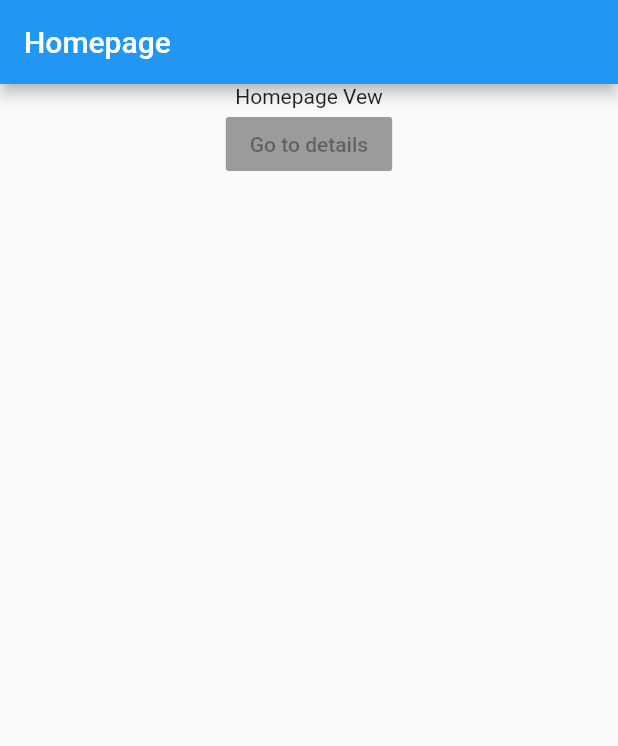
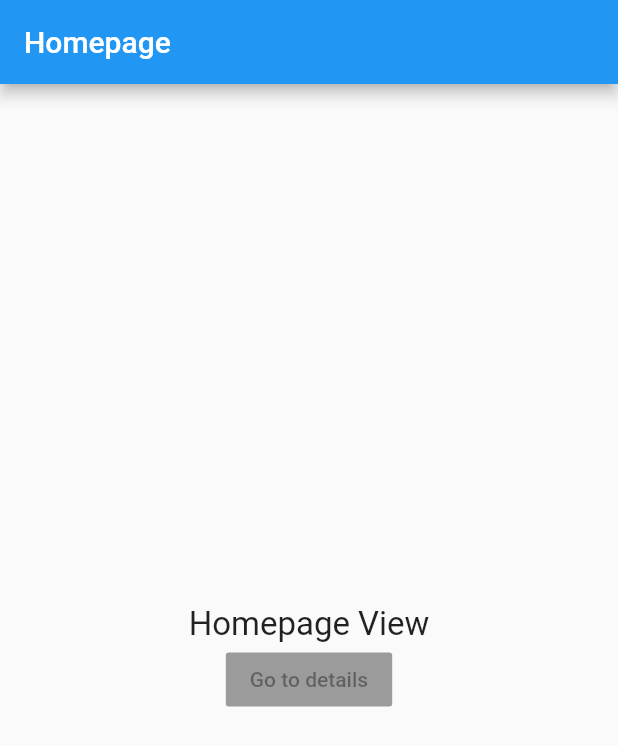
Before and after one commit to lissavcasas/flutter_navigation, a Flutter app: the screen it shows after launch, on a phone screen of 412 x 824 dp. Shown: the top 746 px of the screen. Run offline on Flutter 3.47's test engine with Material 2 defaults, Android fonts, the phone set to English and light mode, and no system bars.

```diff
--- a/lib/screens/home_screen.dart
+++ b/lib/screens/home_screen.dart
@@ -1,7 +1,6 @@
 import 'package:flutter/material.dart';
 
 class HomecSreen extends StatelessWidget {
-  /* const HomecSreem({Key key}) : super(key: key); */
 
   @override
   Widget build(BuildContext context) {
@@ -11,8 +10,14 @@ class HomecSreen extends StatelessWidget {
       ),
       body: Center(
         child: Column(
+          mainAxisAlignment: MainAxisAlignment.center,
           children: <Widget>[
-            Text('Homepage Vew'),
+            Text(
+              'Homepage View',
+              style: TextStyle(
+                fontSize: 22,
+              ),
+            ),
             RaisedButton(
               child: Text('Go to details'),
               onPressed: null,
```
Also changed, not shown: lib/screens/details_screen.dart (+25 -0 lines).
